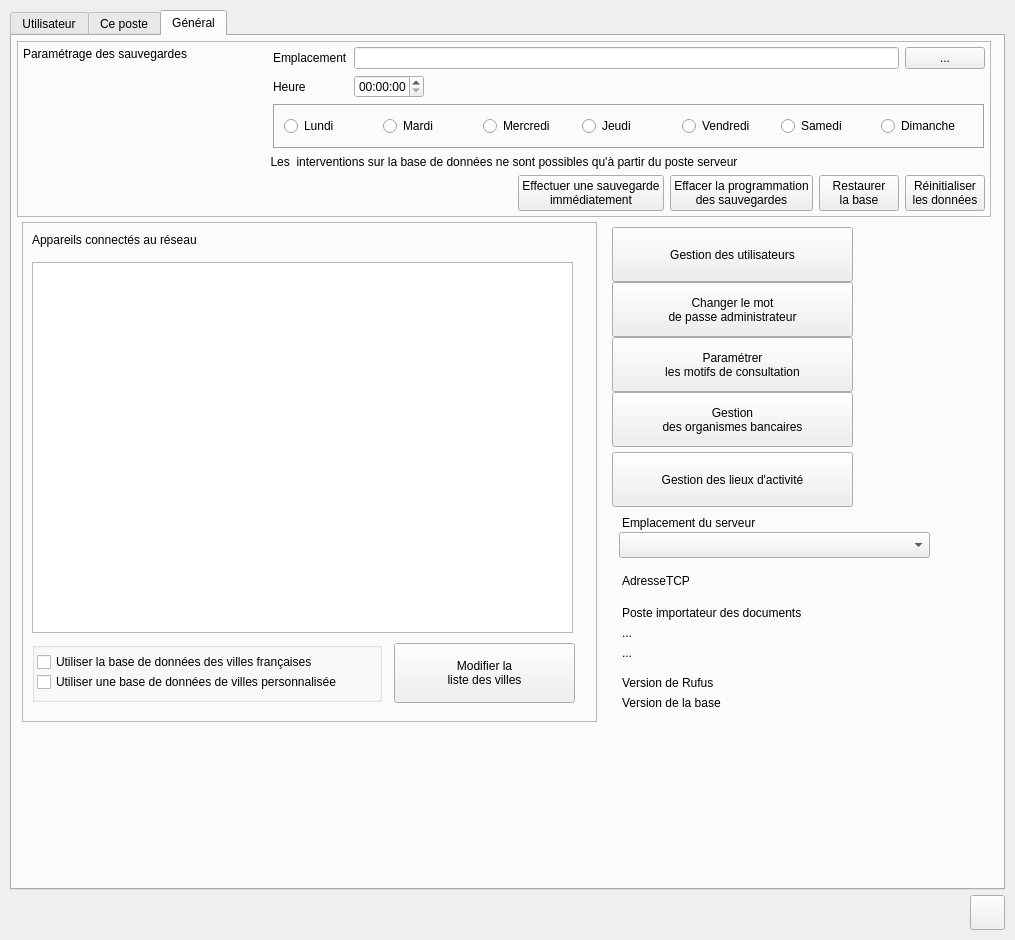
ukinoki/Rufus, file Dialogs/dlg_param.ui: the form before one commit.
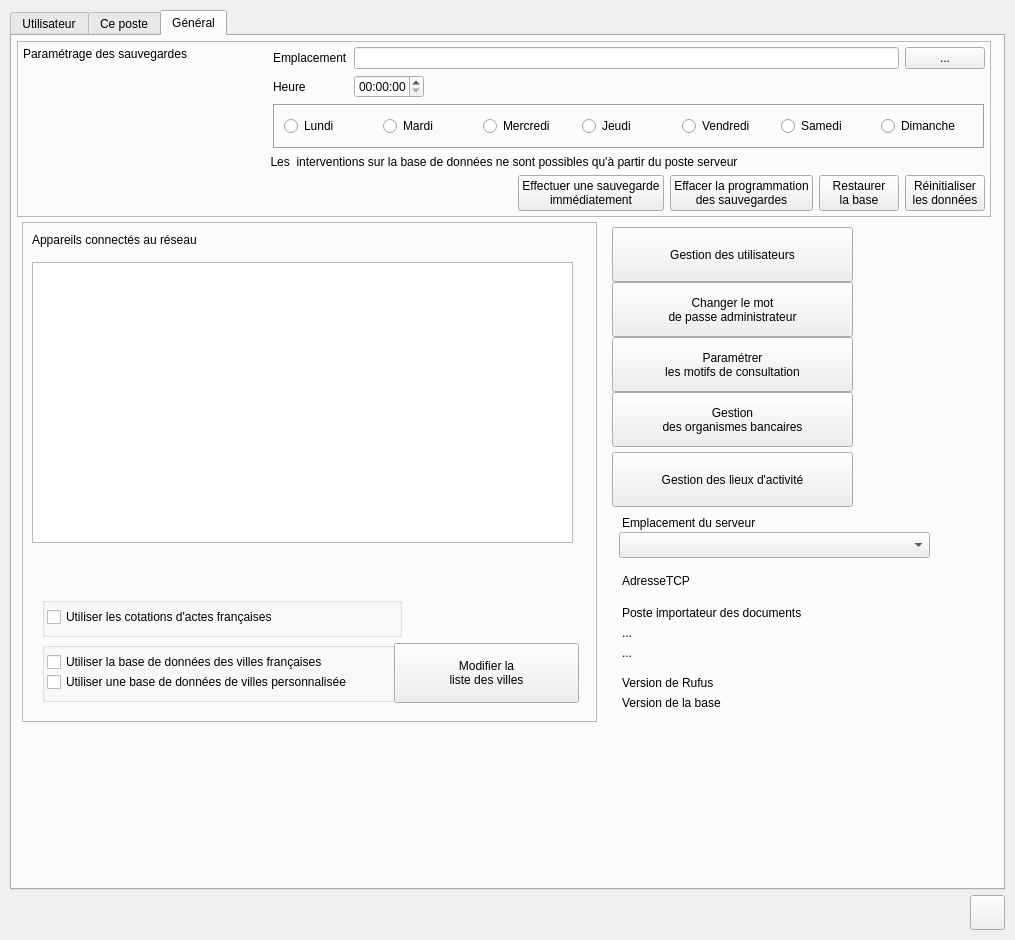
The form after the commit. Icons and pictures are not drawn. Custom widgets are drawn as their Qt base class.

Patch:
```diff
--- a/Dialogs/dlg_param.ui
+++ b/Dialogs/dlg_param.ui
@@ -3131,7 +3131,7 @@
                <x>10</x>
                <y>40</y>
                <width>541</width>
-               <height>371</height>
+               <height>281</height>
               </rect>
              </property>
              <property name="minimumSize">
@@ -3187,21 +3187,21 @@
             <widget class="QGroupBox" name="VillesgroupBox">
              <property name="geometry">
               <rect>
-               <x>10</x>
+               <x>20</x>
                <y>420</y>
-               <width>350</width>
+               <width>360</width>
                <height>60</height>
               </rect>
              </property>
              <property name="minimumSize">
               <size>
-               <width>350</width>
+               <width>360</width>
                <height>60</height>
               </size>
              </property>
              <property name="maximumSize">
               <size>
-               <width>350</width>
+               <width>360</width>
                <height>16777215</height>
               </size>
              </property>
@@ -3213,7 +3213,7 @@
                <rect>
                 <x>5</x>
                 <y>10</y>
-                <width>341</width>
+                <width>361</width>
                 <height>20</height>
                </rect>
               </property>
@@ -3229,7 +3229,7 @@
                <rect>
                 <x>5</x>
                 <y>30</y>
-                <width>341</width>
+                <width>351</width>
                 <height>20</height>
                </rect>
               </property>
@@ -3246,10 +3246,16 @@
               <rect>
                <x>372</x>
                <y>421</y>
-               <width>181</width>
+               <width>185</width>
                <height>60</height>
               </rect>
              </property>
+             <property name="minimumSize">
+              <size>
+               <width>185</width>
+               <height>0</height>
+              </size>
+             </property>
              <property name="maximumSize">
               <size>
                <width>16777215</width>
@@ -3266,10 +3272,51 @@
              </property>
              <property name="iconSize">
               <size>
-               <width>40</width>
+               <width>50</width>
+               <height>50</height>
+              </size>
+             </property>
+            </widget>
+            <widget class="QGroupBox" name="CotationssgroupBox_2">
+             <property name="geometry">
+              <rect>
+               <x>20</x>
+               <y>375</y>
+               <width>360</width>
                <height>40</height>
+              </rect>
+             </property>
+             <property name="minimumSize">
+              <size>
+               <width>360</width>
+               <height>40</height>
               </size>
              </property>
+             <property name="maximumSize">
+              <size>
+               <width>360</width>
+               <height>16777215</height>
+              </size>
+             </property>
+             <property name="title">
+              <string/>
+             </property>
+             <widget class="QCheckBox" name="CotationsFrancecheckBox">
+              <property name="geometry">
+               <rect>
+                <x>5</x>
+                <y>10</y>
+                <width>361</width>
+                <height>20</height>
+               </rect>
+              </property>
+              <property name="text">
+               <string>Utiliser les cotations d'actes françaises</string>
+              </property>
+              <property name="autoExclusive">
+               <bool>true</bool>
+              </property>
+             </widget>
             </widget>
            </widget>
           </item>
@@ -3664,21 +3711,26 @@
   </layout>
  </widget>
  <customwidgets>
+  <customwidget>
+   <class>UpLineEdit</class>
+   <extends>QLineEdit</extends>
+   <header>uplineedit.h</header>
+  </customwidget>
   <customwidget>
    <class>UpPushButton</class>
    <extends>QPushButton</extends>
    <header>uppushbutton.h</header>
   </customwidget>
+  <customwidget>
+   <class>UpComboBox</class>
+   <extends>QComboBox</extends>
+   <header>upcombobox.h</header>
+  </customwidget>
   <customwidget>
    <class>UpTableWidget</class>
    <extends>QTableWidget</extends>
    <header>uptablewidget.h</header>
   </customwidget>
-  <customwidget>
-   <class>UpLineEdit</class>
-   <extends>QLineEdit</extends>
-   <header>uplineedit.h</header>
-  </customwidget>
   <customwidget>
    <class>UpSmallButton</class>
    <extends>QPushButton</extends>
@@ -3689,11 +3741,6 @@
    <extends>QLabel</extends>
    <header>uplabel.h</header>
   </customwidget>
-  <customwidget>
-   <class>UpComboBox</class>
-   <extends>QComboBox</extends>
-   <header>upcombobox.h</header>
-  </customwidget>
   <customwidget>
    <class>UpRadioButton</class>
    <extends>QRadioButton</extends>
```
